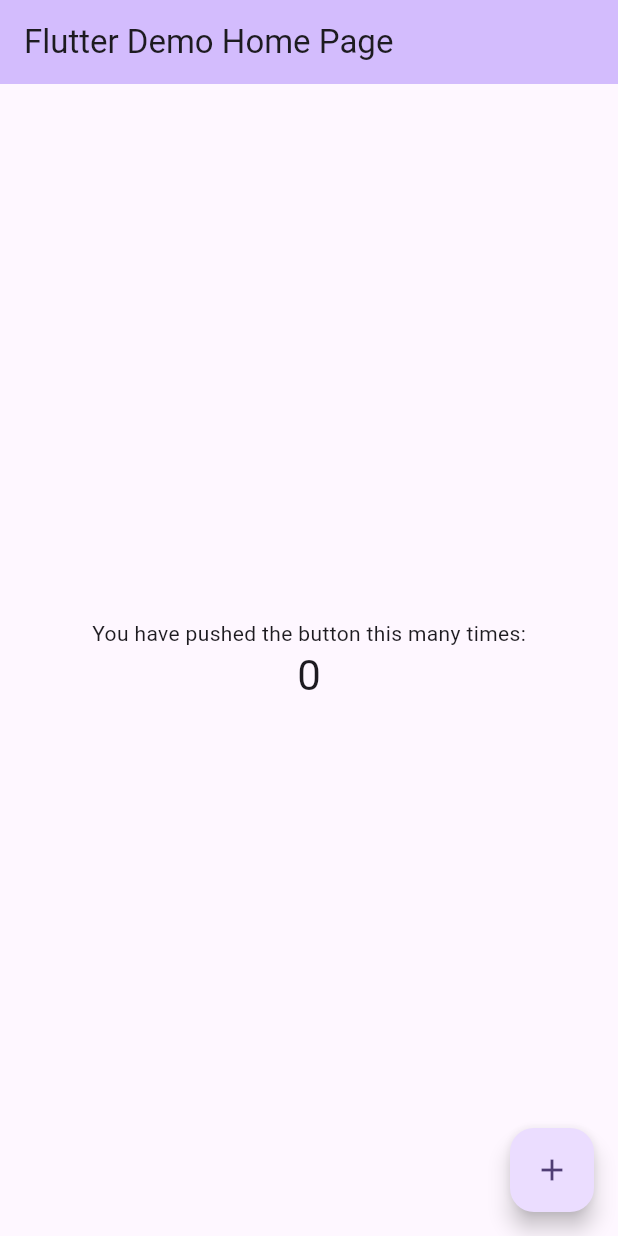
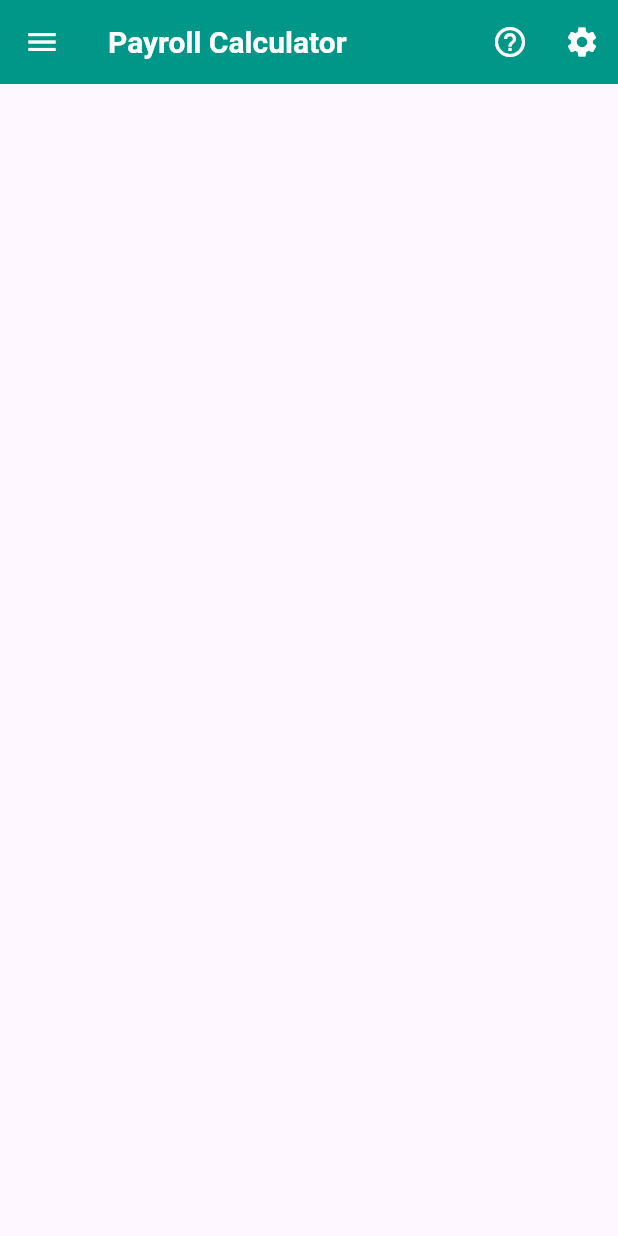
Before and after one commit to jihadyaghi/payroll, a Flutter app: the screen it shows after launch, on a phone screen of 412 x 824 dp. Run offline on Flutter 3.47's test engine with Material 3 defaults, Android fonts, the phone set to English and light mode, and no system bars.

Commit message:
create appBar

```diff
--- /dev/null
+++ b/lib/home.dart
@@ -0,0 +1,62 @@
+import 'package:flutter/material.dart';
+
+class Home extends StatefulWidget {
+  const Home({super.key});
+
+  @override
+  State<Home> createState() => _HomeState();
+}
+
+class _HomeState extends State<Home> {
+  @override
+  Widget build(BuildContext context) {
+    return Scaffold(
+      appBar: AppBar(
+        backgroundColor: Color(0xFF009688),
+        leading: Builder(builder:(context)=>IconButton( icon: Icon(Icons.menu) , color: Colors.white ,
+        onPressed: ()  {
+          Scaffold.of(context).openDrawer();
+        },
+         )),
+
+        title: Text("Payroll Calculator" , style: TextStyle(
+          color: Colors.white,
+          fontWeight: FontWeight.w600,
+          fontSize: 20
+        ),),
+        actions: [
+          IconButton( icon: Icon(Icons.help_outline , color: Colors.white ),
+          onPressed: () => {
+           },
+          ),
+          IconButton( icon: Icon(Icons.settings , color: Colors.white,) , onPressed: () => {},)
+        ],
+
+      ),
+      drawer: Drawer(
+        child: Container(
+          color: Color(0xFF009688),
+          child: ListView(
+            children: [
+              DrawerHeader(
+                child: Text("Menu" , style: TextStyle(color: Colors.white , fontSize: 22), ),
+              ),
+              ListTile(
+                leading: Icon(Icons.home , color: Colors.white,),
+                title: Text("Home" , style: TextStyle(color: Colors.white)),
+                onTap: ()=>{},
+              ),
+              ListTile(
+                leading: Icon(Icons.calculate , color: Colors.white,),
+                title: Text("Calculator" , style: TextStyle(color: Colors.white), ),
+                onTap: () => {},
+
+              )
+
+            ],
+          ),
+        ),
+      ),
+    ) ;
+  }
+}
--- a/lib/main.dart
+++ b/lib/main.dart
@@ -1,4 +1,5 @@
 import 'package:flutter/material.dart';
+import 'package:payroll_project/home.dart';
 
 void main() {
   runApp(const MyApp());
@@ -11,112 +12,10 @@ class MyApp extends StatelessWidget {
   @override
   Widget build(BuildContext context) {
     return MaterialApp(
-      title: 'Flutter Demo',
-      theme: ThemeData(
-        // This is the theme of your application.
-        //
-        // TRY THIS: Try running your application with "flutter run". You'll see
-        // the application has a purple toolbar. Then, without quitting the app,
-        // try changing the seedColor in the colorScheme below to Colors.green
-        // and then invoke "hot reload" (save your changes or press the "hot
-        // reload" button in a Flutter-supported IDE, or press "r" if you used
-        // the command line to start the app).
-        //
-        // Notice that the counter didn't reset back to zero; the application
-        // state is not lost during the reload. To reset the state, use hot
-        // restart instead.
-        //
-        // This works for code too, not just values: Most code changes can be
-        // tested with just a hot reload.
-        colorScheme: ColorScheme.fromSeed(seedColor: Colors.deepPurple),
-      ),
-      home: const MyHomePage(title: 'Flutter Demo Home Page'),
+      debugShowCheckedModeBanner: false,
+      home: Home(),
     );
   }
-}
 
-class MyHomePage extends StatefulWidget {
-  const MyHomePage({super.key, required this.title});
 
-  // This widget is the home page of your application. It is stateful, meaning
-  // that it has a State object (defined below) that contains fields that affect
-  // how it looks.
-
-  // This class is the configuration for the state. It holds the values (in this
-  // case the title) provided by the parent (in this case the App widget) and
-  // used by the build method of the State. Fields in a Widget subclass are
-  // always marked "final".
-
-  final String title;
-
-  @override
-  State<MyHomePage> createState() => _MyHomePageState();
-}
-
-class _MyHomePageState extends State<MyHomePage> {
-  int _counter = 0;
-
-  void _incrementCounter() {
-    setState(() {
-      // This call to setState tells the Flutter framework that something has
-      // changed in this State, which causes it to rerun the build method below
-      // so that the display can reflect the updated values. If we changed
-      // _counter without calling setState(), then the build method would not be
-      // called again, and so nothing would appear to happen.
-      _counter++;
-    });
   }
-
-  @override
-  Widget build(BuildContext context) {
-    // This method is rerun every time setState is called, for instance as done
-    // by the _incrementCounter method above.
-    //
-    // The Flutter framework has been optimized to make rerunning build methods
-    // fast, so that you can just rebuild anything that needs updating rather
-    // than having to individually change instances of widgets.
-    return Scaffold(
-      appBar: AppBar(
-        // TRY THIS: Try changing the color here to a specific color (to
-        // Colors.amber, perhaps?) and trigger a hot reload to see the AppBar
-        // change color while the other colors stay the same.
-        backgroundColor: Theme.of(context).colorScheme.inversePrimary,
-        // Here we take the value from the MyHomePage object that was created by
-        // the App.build method, and use it to set our appbar title.
-        title: Text(widget.title),
-      ),
-      body: Center(
-        // Center is a layout widget. It takes a single child and positions it
-        // in the middle of the parent.
-        child: Column(
-          // Column is also a layout widget. It takes a list of children and
-          // arranges them vertically. By default, it sizes itself to fit its
-          // children horizontally, and tries to be as tall as its parent.
-          //
-          // Column has various properties to control how it sizes itself and
-          // how it positions its children. Here we use mainAxisAlignment to
-          // center the children vertically; the main axis here is the vertical
-          // axis because Columns are vertical (the cross axis would be
-          // horizontal).
-          //
-          // TRY THIS: Invoke "debug painting" (choose the "Toggle Debug Paint"
-          // action in the IDE, or press "p" in the console), to see the
-          // wireframe for each widget.
-          mainAxisAlignment: MainAxisAlignment.center,
-          children: <Widget>[
-            const Text('You have pushed the button this many times:'),
-            Text(
-              '$_counter',
-              style: Theme.of(context).textTheme.headlineMedium,
-            ),
-          ],
-        ),
-      ),
-      floatingActionButton: FloatingActionButton(
-        onPressed: _incrementCounter,
-        tooltip: 'Increment',
-        child: const Icon(Icons.add),
-      ), // This trailing comma makes auto-formatting nicer for build methods.
-    );
-  }
-}
```
